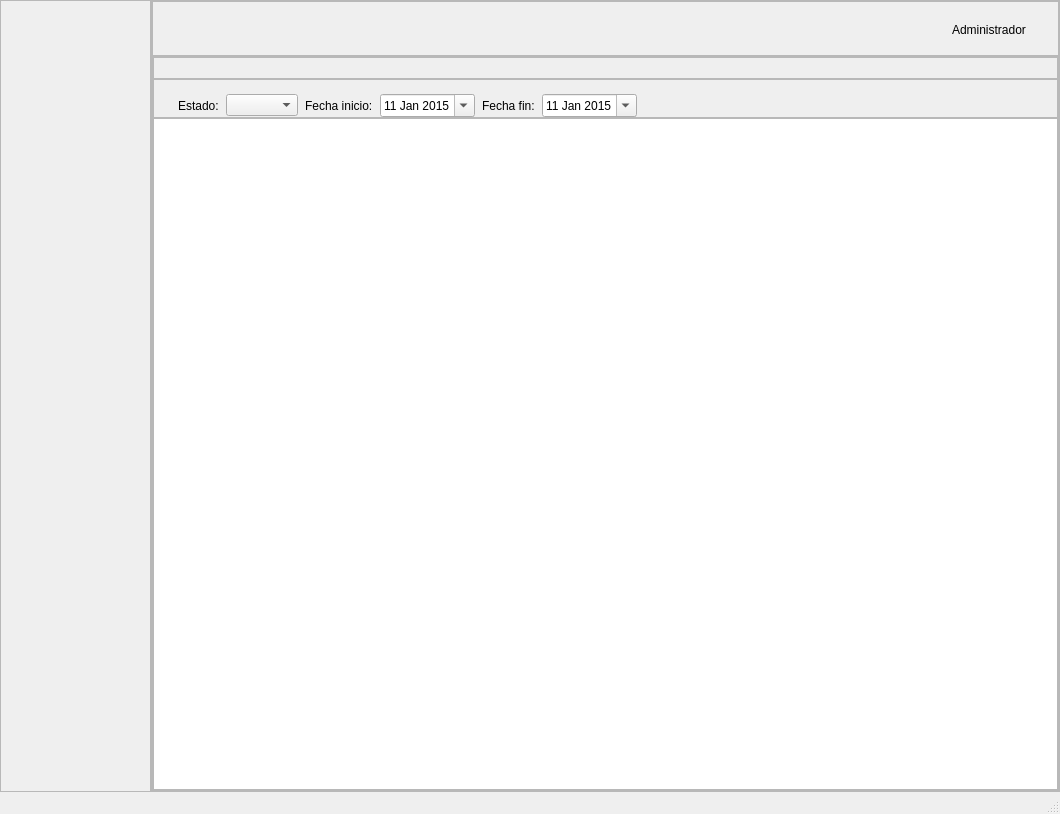
Qt form src/ui/mainwindow.ui (ShibaK7/seminuevos) before a commit.
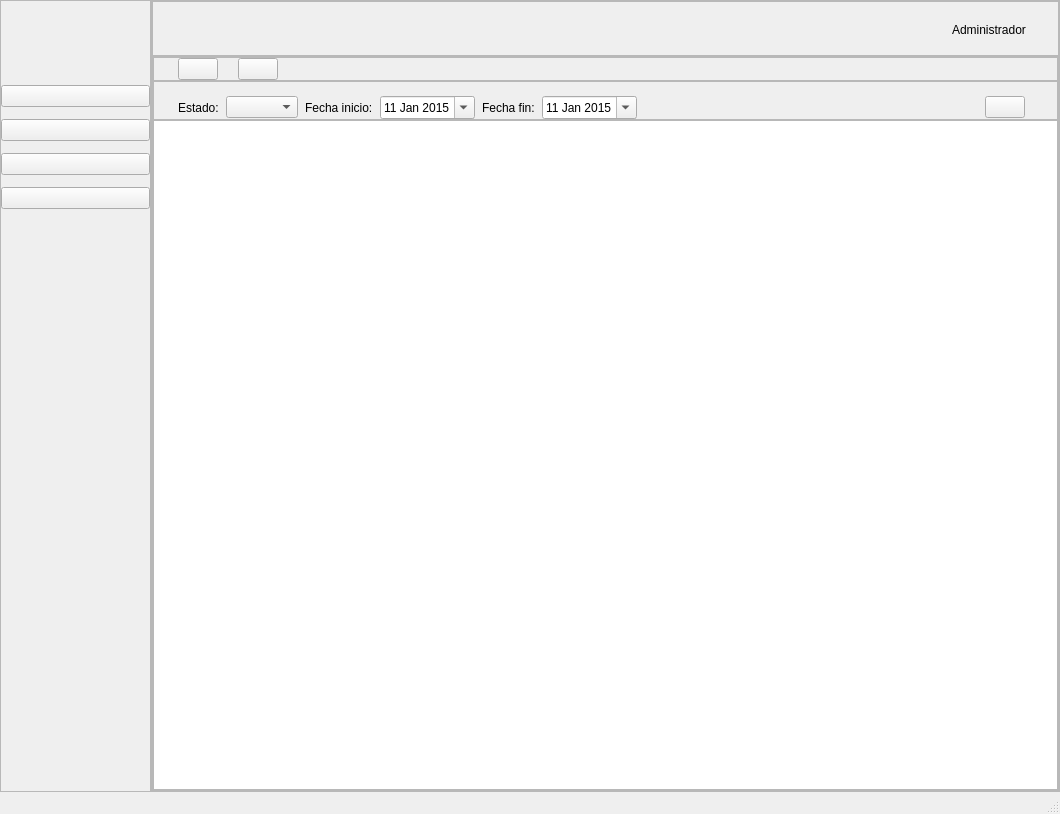
The same form after that commit. Icons and pictures are not drawn. Custom widgets are drawn as their Qt base class.

Patch:
```diff
--- a/src/ui/mainwindow.ui
+++ b/src/ui/mainwindow.ui
@@ -110,6 +110,49 @@
          <property name="alignment">
           <set>Qt::AlignmentFlag::AlignCenter</set>
          </property>
+         <property name="sourcePath" stdset="0">
+          <string notr="true">:/resources/images/images/logo-seminuevos.jpeg</string>
+         </property>
+        </widget>
+       </item>
+       <item>
+        <widget class="SidebarMenuItem" name="inventoryItem">
+         <property name="title" stdset="0">
+          <string>Inventario</string>
+         </property>
+         <property name="leadingIcon" stdset="0">
+          <string notr="true">:/icons/car.png</string>
+         </property>
+        </widget>
+       </item>
+       <item>
+        <widget class="SidebarMenuItem" name="commercialItem">
+         <property name="title" stdset="0">
+          <string>Comercial</string>
+         </property>
+         <property name="leadingIcon" stdset="0">
+          <string notr="true">:/icons/dollar.png</string>
+         </property>
+        </widget>
+       </item>
+       <item>
+        <widget class="SidebarMenuItem" name="financeItem">
+         <property name="title" stdset="0">
+          <string>Finanzas</string>
+         </property>
+         <property name="leadingIcon" stdset="0">
+          <string notr="true">:/icons/bank.png</string>
+         </property>
+        </widget>
+       </item>
+       <item>
+        <widget class="SidebarMenuItem" name="reportItem">
+         <property name="title" stdset="0">
+          <string>Reportes</string>
+         </property>
+         <property name="leadingIcon" stdset="0">
+          <string notr="true">:/icons/bar-chart.png</string>
+         </property>
         </widget>
        </item>
        <item>
@@ -318,6 +361,20 @@
                  <property name="bottomMargin">
                   <number>0</number>
                  </property>
+                 <item>
+                  <widget class="NavTabItem" name="acquisitionTab">
+                   <property name="title" stdset="0">
+                    <string>Adquisición</string>
+                   </property>
+                  </widget>
+                 </item>
+                 <item>
+                  <widget class="NavTabItem" name="consignmentTab">
+                   <property name="title" stdset="0">
+                    <string>Consignación</string>
+                   </property>
+                  </widget>
+                 </item>
                  <item>
                   <spacer name="horizontalSpacer">
                    <property name="orientation">
@@ -342,7 +399,7 @@
                 <property name="frameShadow">
                  <enum>QFrame::Shadow::Raised</enum>
                 </property>
-                <layout class="QHBoxLayout" name="horizontalLayout_3" stretch="0,0,0,0,0,0,1">
+                <layout class="QHBoxLayout" name="horizontalLayout_3" stretch="0,0,0,0,0,0,1,0">
                  <property name="spacing">
                   <number>7</number>
                  </property>
@@ -457,6 +514,16 @@
                    </property>
                   </spacer>
                  </item>
+                 <item>
+                  <widget class="OutlineButton" name="addVehicleButton">
+                   <property name="title" stdset="0">
+                    <string>Agregar Vehículo</string>
+                   </property>
+                   <property name="leadingIcon" stdset="0">
+                    <string notr="true">:/icons/plus.png</string>
+                   </property>
+                  </widget>
+                 </item>
                 </layout>
                </widget>
               </item>
@@ -503,6 +570,21 @@
    <extends>QLabel</extends>
    <header>presentation/views/components/aspectratioimagelabel.h</header>
   </customwidget>
+  <customwidget>
+   <class>NavTabItem</class>
+   <extends>QPushButton</extends>
+   <header>presentation/views/components/navtabitem.h</header>
+  </customwidget>
+  <customwidget>
+   <class>OutlineButton</class>
+   <extends>QPushButton</extends>
+   <header>presentation/views/components/outlinebutton.h</header>
+  </customwidget>
+  <customwidget>
+   <class>SidebarMenuItem</class>
+   <extends>QPushButton</extends>
+   <header>presentation/views/components/sidebarmenuitem.h</header>
+  </customwidget>
  </customwidgets>
  <resources>
   <include location="../resources/Resources.qrc"/>
```
Left out of the diff: 17 changed lines with no effect on the pictures.
